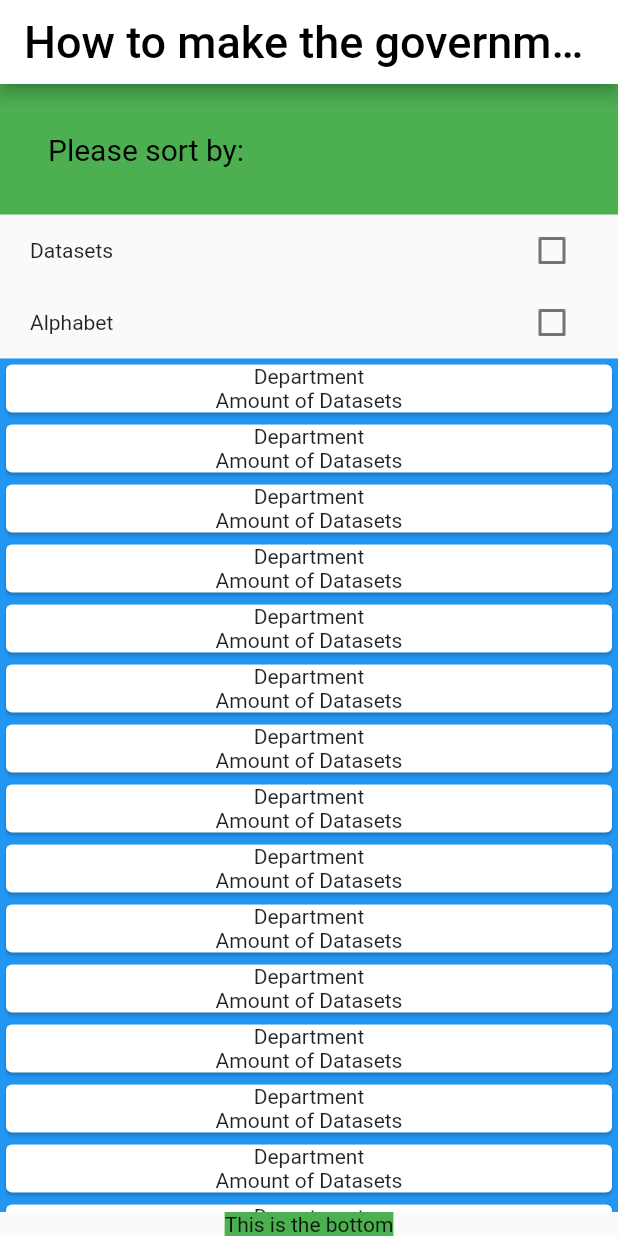
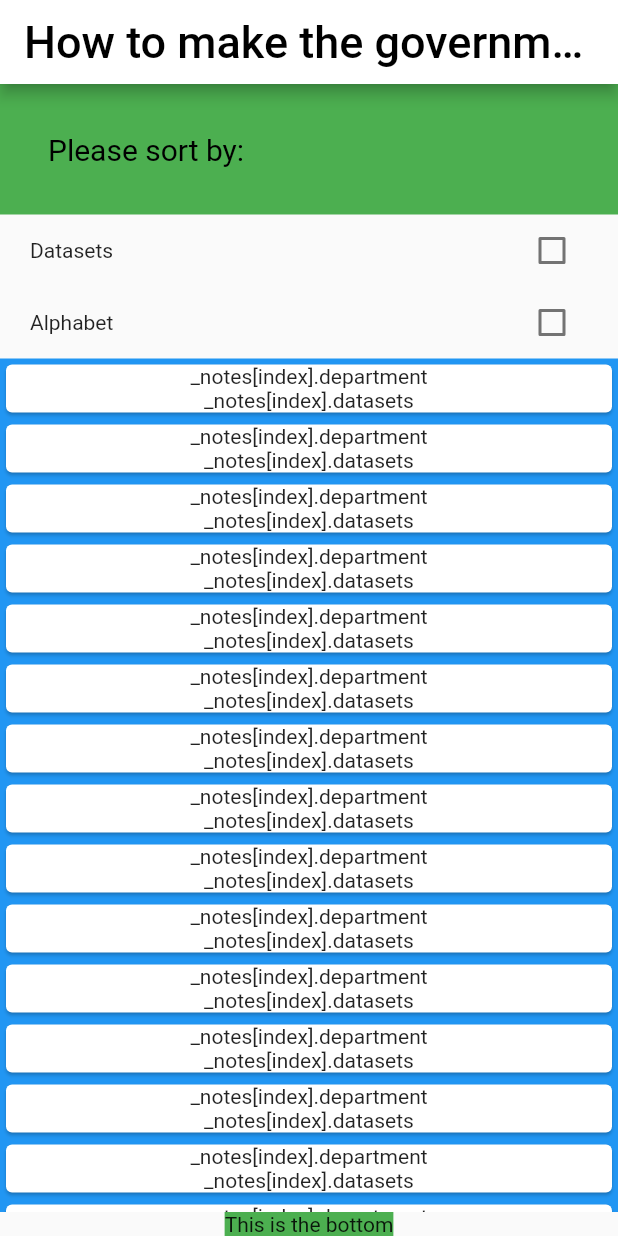
Before and after one commit to leoooncl/Tech4Germany_Solution, a Flutter app: the screen it shows after launch, on a phone screen of 412 x 824 dp. Run offline on Flutter 3.47's test engine with Material 2 defaults, Android fonts, the phone set to English and light mode, and no system bars; missing offline and left inert: dart:html.

```diff
--- a/t4gopengov/lib/main.dart
+++ b/t4gopengov/lib/main.dart
@@ -4,7 +4,8 @@ import 'dart:html';
 import 'dart:ui';
 
 import 'package:flutter/material.dart';
-import 'package:http/http.dart' as http; //imports http protocol
+import 'package:http/http.dart' as http;
+import 'package:t4gopengov/GovData.dart'; //imports http protocol
 
 // Global Constants //
 const GOVDATA_KEY = String.fromEnvironment(
@@ -42,7 +43,57 @@ void APIfunction() {
 
 //Classes
 class HomeScreen extends StatelessWidget {
-  const HomeScreen({Key? key}) : super(key: key);
+  const HomeScreen({Key? key})
+      : super(key: key); //"const in front of HomeScreen"
+
+//https function
+/*
+  List<GovData> _govdatas = <GovData>[];
+
+  Future<List<GovData>> fetchGovData() async {
+    var hello =
+        'https://github.com/tech4germany/coding-challenge/blob/main/backend-response.json';
+    var response = await http.get(hello);
+
+    var govdatas = <GovData>[];
+
+    if (response.statusCode == 200) {
+      var govdatasJson = json.decode(response.body);
+      for (var govdataJson in govdatasJson) {
+        govdatas.add(GovData.fromJson(govdataJson));
+      }
+    }
+    return govdatas;
+  }
+*/
+
+//   Future<String> loadNoteAsset() async {
+//   return await rootBundle.loadString('assets/data.json');
+// }
+
+// Future <List<Post>> parsePost() async {
+//   var posts = List<Post>();
+//     String source = await loadNoteAsset();
+//   final parsed = jsonDecode(source);
+//   for (var item in parsed) {
+//     posts.add(Post.fromJson(item));
+//   }
+//   return posts;
+// }
+
+/*
+  @override
+  void initState() {
+    fetchGovData().then((value) {
+      setState(() {
+        _govdatas.addAll(value);
+      });
+    });
+    super.initState();
+    }
+  }
+
+*/
 
   @override //redefining the build function of Stateless Widget
   Widget build(BuildContext context) {
@@ -95,8 +146,8 @@ Widget listSection = Container(
       itemBuilder: (context, index) {
         return Card(
           child: Column(children: const <Widget>[
-            Text('Department'),
-            Text('Amount of Datasets'),
+            Text('_notes[index].department'),
+            Text('_notes[index].datasets'),
           ]),
         );
       },
```
